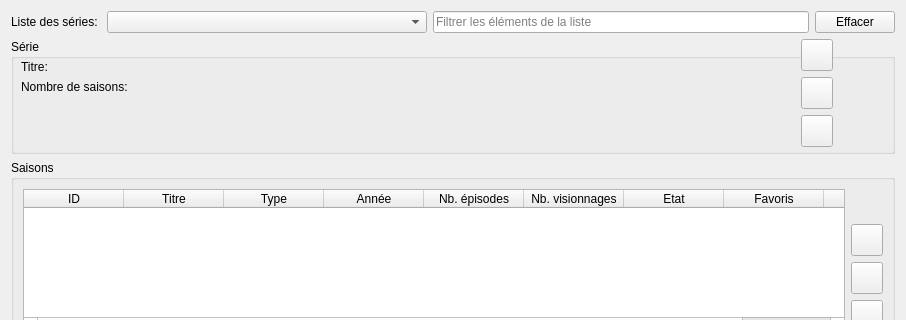
Before: the Qt Designer form src/ui/tabs/full_list_tab.ui in seigneurfuo/MyAnimeManager3, drawn with Qt 5; both pictures show x 0 to 906 and y 0 to 320 of the 906 by 542 pixel window.
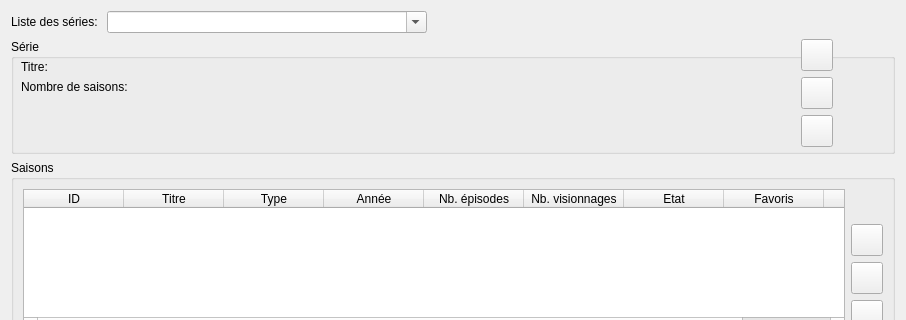
After: the same form once the commit is applied. Icons and pictures are not drawn.

Commit message: Modification de la recherche des animés: intégré directement dans la liste déroulante + ajout des zéros inutiles pour les Ids.

The edit to the form file:
```diff
--- a/src/ui/tabs/full_list_tab.ui
+++ b/src/ui/tabs/full_list_tab.ui
@@ -16,13 +16,6 @@
   <layout class="QVBoxLayout" name="verticalLayout_3" stretch="0,1,3,0">
    <item>
     <layout class="QGridLayout" name="gridLayout">
-     <item row="0" column="0">
-      <widget class="QLabel" name="label_5">
-       <property name="text">
-        <string>Liste des séries: </string>
-       </property>
-      </widget>
-     </item>
      <item row="0" column="1">
       <widget class="QComboBox" name="comboBox">
        <property name="minimumSize">
@@ -32,27 +25,29 @@
         </size>
        </property>
        <property name="editable">
-        <bool>false</bool>
+        <bool>true</bool>
+       </property>
+      </widget>
+     </item>
+     <item row="0" column="0">
+      <widget class="QLabel" name="label_5">
+       <property name="text">
+        <string>Liste des séries: </string>
        </property>
       </widget>
      </item>
      <item row="0" column="2">
-      <widget class="QLineEdit" name="search_box">
-       <property name="placeholderText">
-        <string>Filtrer les éléments de la liste</string>
+      <spacer name="horizontalSpacer_3">
+       <property name="orientation">
+        <enum>Qt::Horizontal</enum>
        </property>
-      </widget>
-     </item>
-     <item row="0" column="3">
-      <widget class="QPushButton" name="pushButton_5">
-       <property name="text">
-        <string>Effacer</string>
+       <property name="sizeHint" stdset="0">
+        <size>
+         <width>40</width>
+         <height>20</height>
+        </size>
        </property>
-       <property name="icon">
-        <iconset>
-         <normaloff>../../resources/icons/eraser.png</normaloff>../../resources/icons/eraser.png</iconset>
-       </property>
-      </widget>
+      </spacer>
      </item>
     </layout>
    </item>
```
Left out of the diff: 2 changed lines with no effect on the pictures. The commit also changes 4 other files.
